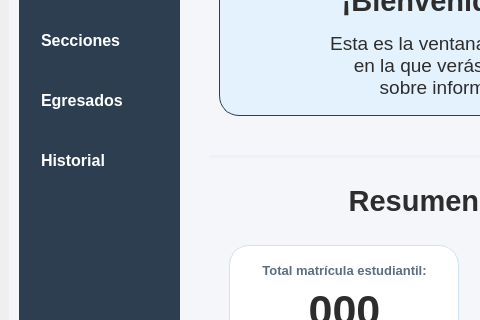
Proyecto-Uptjaa/Proyecto_SIRA, file resources/ui/main.ui: the form before one commit; both pictures show x 0 to 480 and y 84 to 404 of the 1300 by 681 pixel window.
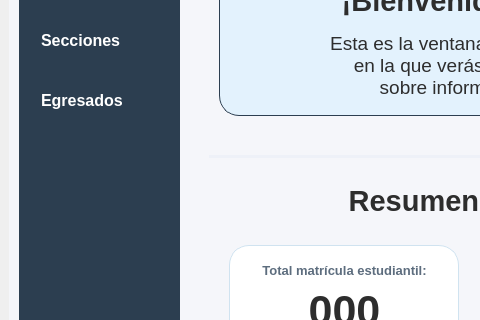
The form after the commit. Icons and pictures are not drawn. Custom widgets are drawn as their Qt base class.

```diff
--- a/resources/ui/main.ui
+++ b/resources/ui/main.ui
@@ -1062,93 +1062,6 @@
          <enum>Qt::Orientation::Horizontal</enum>
         </property>
        </widget>
-       <widget class="QPushButton" name="btnHistorial_estudiantes">
-        <property name="geometry">
-         <rect>
-          <x>10</x>
-          <y>200</y>
-          <width>171</width>
-          <height>50</height>
-         </rect>
-        </property>
-        <property name="sizePolicy">
-         <sizepolicy hsizetype="Minimum" vsizetype="Fixed">
-          <horstretch>0</horstretch>
-          <verstretch>0</verstretch>
-         </sizepolicy>
-        </property>
-        <property name="minimumSize">
-         <size>
-          <width>80</width>
-          <height>50</height>
-         </size>
-        </property>
-        <property name="maximumSize">
-         <size>
-          <width>200</width>
-          <height>50</height>
-         </size>
-        </property>
-        <property name="font">
-         <font>
-          <family>Segoe UI</family>
-          <pointsize>12</pointsize>
-          <bold>true</bold>
-         </font>
-        </property>
-        <property name="cursor">
-         <cursorShape>PointingHandCursor</cursorShape>
-        </property>
-        <property name="toolTip">
-         <string>Modulo estudiantes</string>
-        </property>
-        <property name="toolTipDuration">
-         <number>-1</number>
-        </property>
-        <property name="layoutDirection">
-         <enum>Qt::LayoutDirection::LeftToRight</enum>
-        </property>
-        <property name="styleSheet">
-         <string notr="true">QPushButton {
-   background: transparent;
-    color: #FFFFFF;
-    border: none;
-    padding: 8px 16px;
-    border-radius: 15px;
-	text-align: left;
-    padding-left: 12px; /* Mueve el ícono a la derecha un poco */
-}
-QPushButton:hover {
-	
-	background-color: rgb(69, 98, 126);
-}
-QPushButton:checked {
-    background-color: #f5f6fa;
- 	color: #2d2d2d;
-	
-}</string>
-        </property>
-        <property name="text">
-         <string>Historial</string>
-        </property>
-        <property name="icon">
-         <iconset resource="../icons/resources_ui.qrc">
-          <normaloff>:/icons/historial_w.png</normaloff>
-          <normalon>:/icons/historial_b.png</normalon>:/icons/historial_w.png</iconset>
-        </property>
-        <property name="iconSize">
-         <size>
-          <width>50</width>
-          <height>50</height>
-         </size>
-        </property>
-        <property name="checkable">
-         <bool>true</bool>
-        </property>
-        <property name="checked">
-         <bool>false</bool>
-        </property>
-       </widget>
       </widget>
       <widget class="QWidget" name="menu_admin">
        <widget class="QPushButton" name="btnGestion_usuarios">
```
